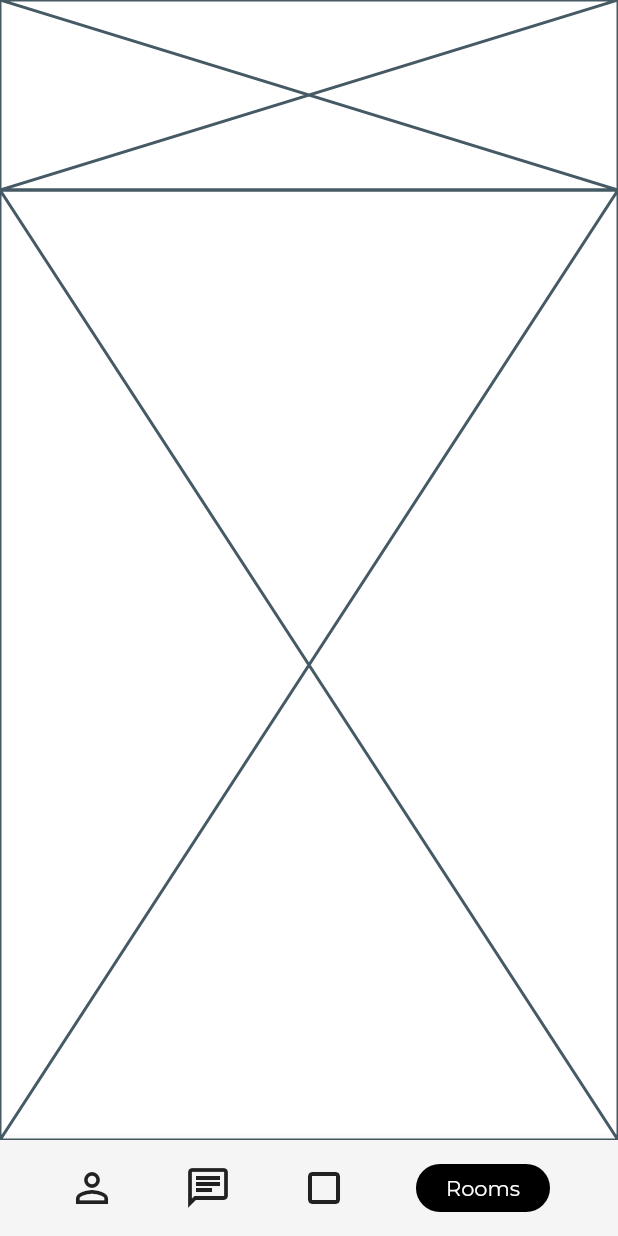
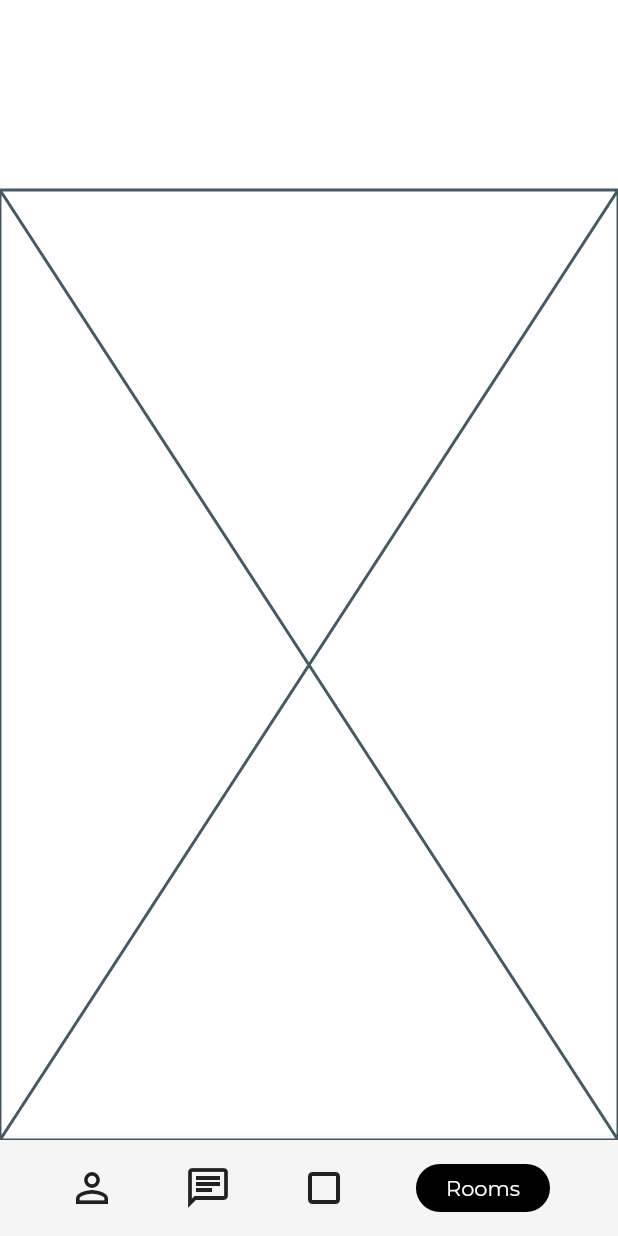
Before and after one commit to JAICHANGPARK/flutter_notebook_8th_story, a Flutter app: the SocialHomePage screen opened by its route, on a phone screen of 412 x 824 dp. Run offline on Flutter 3.47's test engine with Material 2 defaults, Android fonts, the phone set to English and light mode, and no system bars; our stand-ins replace badges, flutter_hooks, google_fonts, hooks_riverpod, state_notifier.

Commit message:
Update social_home_page.dart

```diff
--- a/lib/ep588_social_app/social_home_page.dart
+++ b/lib/ep588_social_app/social_home_page.dart
@@ -16,7 +16,17 @@ class _SocialHomePageState extends State<SocialHomePage> {
           children: [
             Expanded(
               flex: 2,
-              child: Placeholder(),
+              child: Column(
+                children: [
+                  Row(
+                    children: [
+                      Container(
+                        height: 64,
+                      )
+                    ],
+                  )
+                ],
+              )
             ),
             Expanded(
               flex: 10,
```
